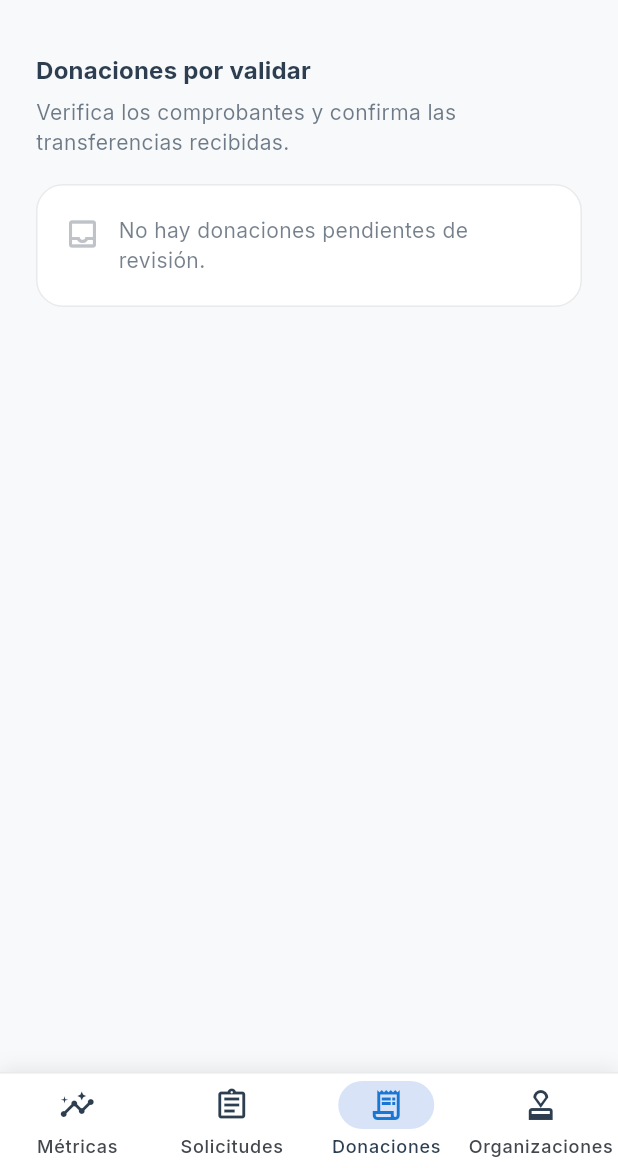
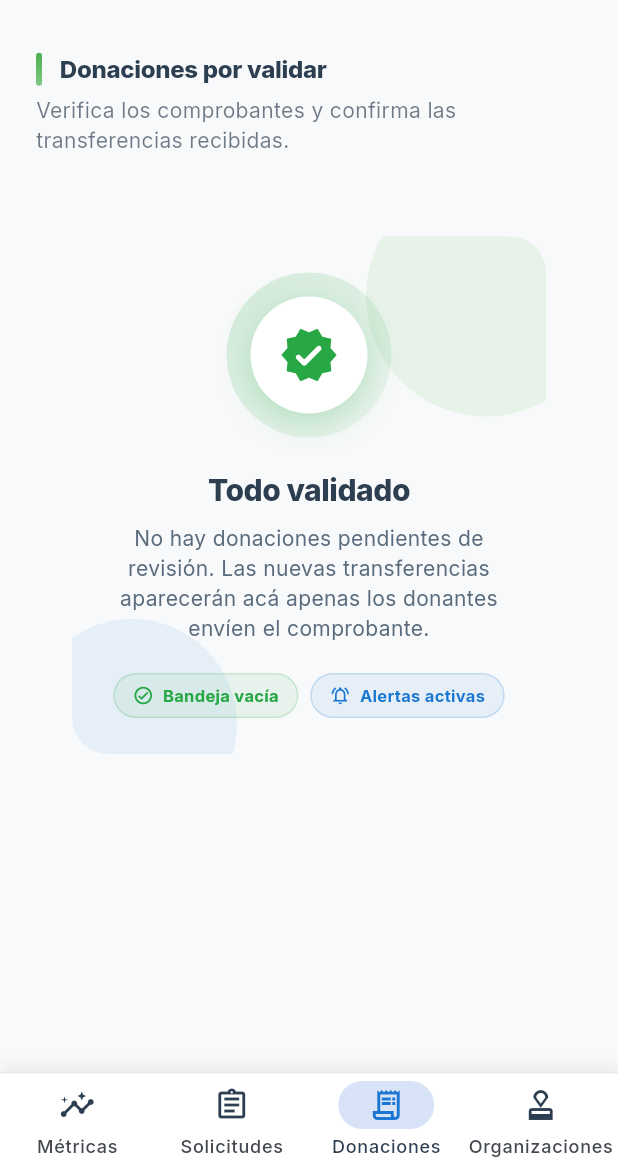
Before and after one commit to mequito3/ManosSolidarias-2.0, a Flutter app: the AdminDashboardPage screen opened directly with empty values, item 3 of the bottom bar chosen, on a phone screen of 412 x 824 dp, the part 68-1236 px from its top. Run offline on Flutter 3.47's test engine with Material 3 defaults, Android fonts, the phone set to English and light mode, and no system bars; our stand-ins replace cached_network_image, flutter_animate, flutter_dotenv, flutter_map, geocoding, geolocator and 8 more; missing offline and left inert: image_painter, saver_gallery; accounts and stored records are empty; network calls fail.

Commit message:
Admin: header + empty state premium en donaciones
PremiumSectionHeader con barra verde + badge contador y
PremiumEmptyState "Todo validado" con blobs y hint chips.

Co-Authored-By: Claude Opus 4.7 (1M context) <noreply@anthropic.com>

```diff
--- a/lib/pages/admin/sections/donations_section.dart
+++ b/lib/pages/admin/sections/donations_section.dart
@@ -4,6 +4,8 @@ import '../../../controllers/admin_dashboard_controller.dart';
 import '../../../models/admin_dashboard.dart';
 import '../../../models/admin_donation_detail.dart';
 import '../../../theme/app_colors.dart';
+import '../../../ui/widgets/premium_empty_state.dart';
+import '../../../ui/widgets/premium_hero.dart';
 import 'admin_section_widgets.dart';
 
 enum DonationReviewResult {
@@ -26,13 +28,47 @@ class DonationsSection extends StatelessWidget {
     return Column(
       crossAxisAlignment: CrossAxisAlignment.start,
       children: [
-        const AdminSectionHeading(
+        PremiumSectionHeader(
           title: 'Donaciones por validar',
-          description: 'Verifica los comprobantes y confirma las transferencias recibidas.',
+          accentGradient: AppColors.successGradient,
+          count: items.isEmpty ? null : items.length,
+          countColor: AppColors.greenSuccess,
+        ),
+        const SizedBox(height: 6),
+        Text(
+          'Verifica los comprobantes y confirma las transferencias recibidas.',
+          style: Theme.of(context).textTheme.bodyMedium?.copyWith(
+                color: AppColors.darkText.withValues(alpha: 0.68),
+              ),
         ),
         const SizedBox(height: 18),
         if (items.isEmpty)
-          const AdminEmptyState(message: 'No hay donaciones pendientes de revisión.')
+          Padding(
+            padding: const EdgeInsets.symmetric(vertical: 12),
+            child: PremiumEmptyState(
+              icon: Icons.verified_rounded,
+              iconColor: AppColors.greenSuccess,
+              title: 'Todo validado',
+              description:
+                  'No hay donaciones pendientes de revisión. Las nuevas transferencias aparecerán acá apenas los donantes envíen el comprobante.',
+              blobColors: [
+                AppColors.greenHope.withValues(alpha: 0.10),
+                AppColors.bluePrimary.withValues(alpha: 0.08),
+              ],
+              hintChips: const [
+                PremiumHintChip(
+                  icon: Icons.check_circle_outline_rounded,
+                  label: 'Bandeja vacía',
+                  color: AppColors.greenSuccess,
+                ),
+                PremiumHintChip(
+                  icon: Icons.notifications_active_outlined,
+                  label: 'Alertas activas',
+                  color: AppColors.bluePrimary,
+                ),
+              ],
+            ),
+          )
         else
           ...items.indexed.map(
             (entry) => Padding(
```
